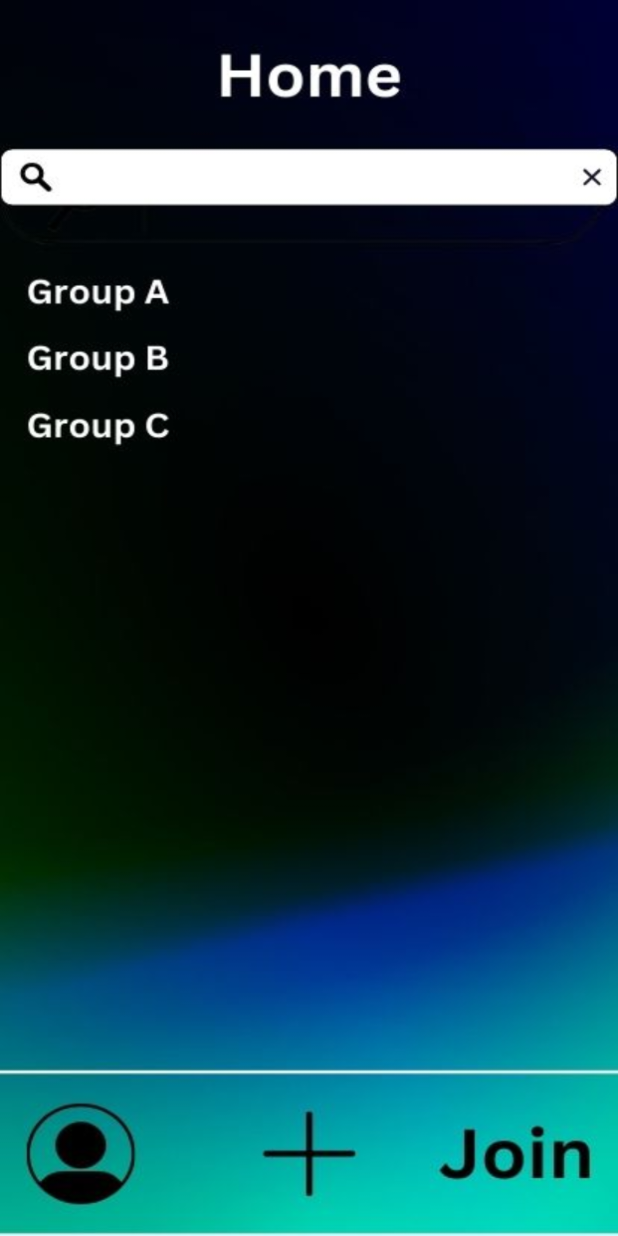
After one commit to TrueVanner/Studie, an Android app: the HomeActivity screen opened directly, with no data from a screen before it, on a phone screen of 412 x 824 dp. The commit adds this screen. Run offline under Robolectric (Android 15) with nearby library versions, the phone set to English and light mode, and no system bars.

Commit message:
Finished Home Screen, made Login redirect to Home. Buttons are still hardcoded and don't use constraints (for now). Some small fixes to the first screens
Took 1 hour 2 minutes

```diff
--- /dev/null
+++ b/app/src/main/java/nl/tue/appdev/studie/HomeActivity.java
@@ -0,0 +1,80 @@
+package nl.tue.appdev.studie;
+
+import android.content.Intent;
+import android.os.Bundle;
+import android.view.View;
+import android.widget.Button;
+import android.widget.Toast;
+
+import androidx.activity.EdgeToEdge;
+import androidx.appcompat.app.AppCompatActivity;
+import androidx.core.graphics.Insets;
+import androidx.core.view.ViewCompat;
+import androidx.core.view.WindowInsetsCompat;
+
+import java.util.logging.Logger;
+
+public class HomeActivity extends AppCompatActivity implements View.OnClickListener {
+
+    @Override
+    protected void onCreate(Bundle savedInstanceState) {
+        super.onCreate(savedInstanceState);
+        EdgeToEdge.enable(this);
+        setContentView(R.layout.studie_home);
+        ViewCompat.setOnApplyWindowInsetsListener(findViewById(R.id.studie_home), (v, insets) -> {
+            Insets systemBars = insets.getInsets(WindowInsetsCompat.Type.systemBars());
+            v.setPadding(systemBars.left, systemBars.top, systemBars.right, systemBars.bottom);
+            return insets;
+        });
+
+        Button account = findViewById(R.id.account_button);
+        Button createGroup = findViewById(R.id.create_group_button);
+        Button joinGroup = findViewById(R.id.join_group_button);
+
+        Button groupA = findViewById(R.id.temp_groupA_button);
+        Button groupB = findViewById(R.id.temp_groupB_button);
+        Button groupC = findViewById(R.id.temp_groupC_button);
+        Button search = findViewById(R.id.temp_search_button);
+
+        account.setOnClickListener(this);
+        createGroup.setOnClickListener(this);
+        joinGroup.setOnClickListener(this);
+        groupA.setOnClickListener(this);
+        groupB.setOnClickListener(this);
+        groupC.setOnClickListener(this);
+        search.setOnClickListener(this);
+    }
+
+    @Override
+    public void onClick(View v) {
+        int id = v.getId();
+//        Intent toAccount = new Intent();
+//        Intent toCreateGroup = new Intent();
+//        Intent toJoinGroup = new Intent();
+        Intent toGroup = new Intent(HomeActivity.this, GroupActivity.class);
+//        Intent toSearch = new Intent();
+
+        if (id == R.id.temp_groupA_button || id == R.id.temp_groupB_button || id == R.id.temp_groupC_button) {
+            try {
+                startActivity(toGroup);
+            } catch (Exception e) {
+                Logger.getLogger(HomeActivity.class.getName()).severe("Error switching to group activity");
+            }
+        } else {
+            String toastText = "Undefined request";
+            if(id == R.id.account_button) {
+                toastText = "Go to Account";
+            }
+            if(id == R.id.create_group_button) {
+                toastText = "Go to Create Group";
+            }
+            if(id == R.id.join_group_button) {
+                toastText = "Go to Join Group";
+            }
+            if(id == R.id.temp_search_button) {
+                toastText = "Go to Search";
+            }
+            Toast.makeText(this, toastText, Toast.LENGTH_SHORT).show();
+        }
+    }
+}
--- /dev/null
+++ b/app/src/main/res/layout/studie_home.xml
@@ -0,0 +1,88 @@
+<?xml version="1.0" encoding="utf-8"?>
+<androidx.constraintlayout.widget.ConstraintLayout xmlns:android="http://schemas.android.com/apk/res/android"
+    xmlns:app="http://schemas.android.com/apk/res-auto"
+    xmlns:tools="http://schemas.android.com/tools"
+    android:id="@+id/studie_home"
+    android:layout_width="match_parent"
+    android:layout_height="match_parent"
+    android:background="@drawable/home">
+
+    <Button
+        android:id="@+id/account_button"
+        android:layout_width="71dp"
+        android:layout_height="66dp"
+        android:layout_marginStart="16dp"
+        android:layout_marginBottom="16dp"
+        android:background="@color/Transparent"
+        android:text=""
+        app:layout_constraintBottom_toBottomOf="parent"
+        app:layout_constraintStart_toStartOf="parent" />
+
+    <Button
+        android:id="@+id/create_group_button"
+        android:layout_width="49dp"
+        android:layout_height="46dp"
+        android:layout_marginBottom="24dp"
+        android:background="@color/Transparent"
+        android:text=""
+        app:layout_constraintBottom_toBottomOf="parent"
+        app:layout_constraintEnd_toStartOf="@+id/join_group_button"
+        app:layout_constraintHorizontal_bias="0.594"
+        app:layout_constraintStart_toEndOf="@+id/account_button" />
+
+    <Button
+        android:id="@+id/join_group_button"
+        android:layout_width="101dp"
+        android:layout_height="48dp"
+        android:layout_marginEnd="16dp"
+        android:layout_marginBottom="24dp"
+        android:background="@color/Transparent"
+        android:text=""
+        app:layout_constraintBottom_toBottomOf="parent"
+        app:layout_constraintEnd_toEndOf="parent" />
+
+    <Button
+        android:id="@+id/temp_groupA_button"
+        android:layout_width="98dp"
+        android:layout_height="27dp"
+        android:layout_marginStart="16dp"
+        android:layout_marginTop="36dp"
+        android:background="@color/Transparent"
+        android:text=""
+        app:layout_constraintStart_toStartOf="parent"
+        app:layout_constraintTop_toBottomOf="@+id/temp_search_button" />
+
+    <Button
+        android:id="@+id/temp_groupC_button"
+        android:layout_width="98dp"
+        android:layout_height="27dp"
+        android:layout_marginStart="16dp"
+        android:layout_marginTop="16dp"
+        android:background="@color/Transparent"
+        android:text=""
+        app:layout_constraintStart_toStartOf="parent"
+        app:layout_constraintTop_toBottomOf="@+id/temp_groupB_button" />
+
+    <Button
+        android:id="@+id/temp_groupB_button"
+        android:layout_width="98dp"
+        android:layout_height="27dp"
+        android:layout_marginStart="16dp"
+        android:layout_marginTop="12dp"
+        android:background="@color/Transparent"
+        android:text=""
+        app:layout_constraintStart_toStartOf="parent"
+        app:layout_constraintTop_toBottomOf="@+id/temp_groupA_button" />
+
+    <Button
+        android:id="@+id/temp_search_button"
+        android:layout_width="413dp"
+        android:layout_height="32dp"
+        android:layout_marginTop="88dp"
+        android:background="@color/Transparent"
+        android:text=""
+        app:layout_constraintEnd_toEndOf="parent"
+        app:layout_constraintStart_toStartOf="parent"
+        app:layout_constraintTop_toTopOf="parent" />
+
+</androidx.constraintlayout.widget.ConstraintLayout>
--- a/app/src/main/res/layout/welcome.xml
+++ b/app/src/main/res/layout/welcome.xml
@@ -8,7 +8,7 @@
     android:background="@drawable/welcome_back">
 
     <Button
-        android:id="@+id/Login_button"
+        android:id="@+id/login_button_welcome"
         android:layout_width="0dp"
         android:layout_height="0dp"
         android:background="@color/Transparent"
@@ -19,7 +19,7 @@
         app:layout_constraintTop_toTopOf="@+id/guideline3" />
 
     <Button
-        android:id="@+id/Signup_button"
+        android:id="@+id/signup_button_welcome"
         android:layout_width="0dp"
         android:layout_height="0dp"
         android:background="@color/Transparent"
```
Also changed, not shown: app/src/main/AndroidManifest.xml (+11 -11 lines), app/src/main/java/nl/tue/appdev/studie/LoginActivity.java (+14 -4 lines), app/src/main/java/nl/tue/appdev/studie/WelcomeActivity.java (+12 -7 lines), app/src/main/res/layout/login.xml (+11 -1 lines).
